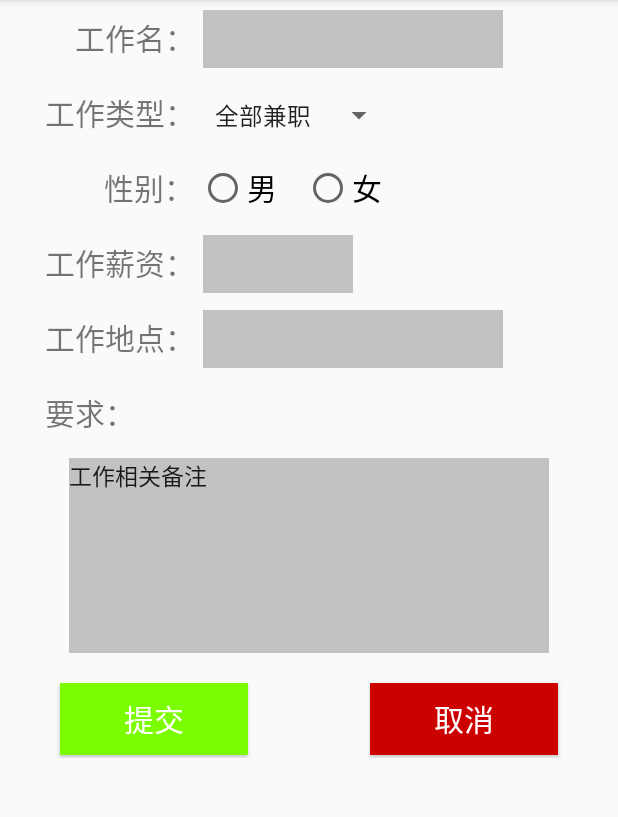
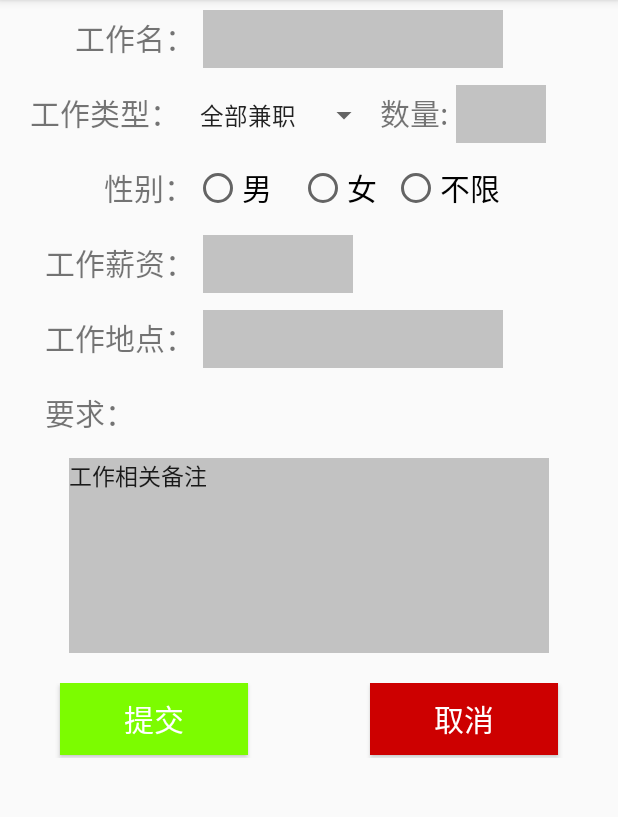
Before and after one commit to os-zzw/PartTime_Conmpany, an Android app: the ReleaseActivity screen opened directly, with no data from a screen before it, on a phone screen of 412 x 824 dp, the part 84-901 px from its top. Run offline under Robolectric (Android 15) with nearby library versions, the phone set to English and light mode, and no system bars; libraries missing offline, so code that uses them is left out: com.orhanobut.logger, retrofit2.adapter.rxjava, rx.android.schedulers, rx.schedulers; 2 statements that could not run were skipped.

Commit message:
发布兼职后台传输

```diff
--- a/app/src/main/java/com/zzw/john/parttime_conmpany/model/me/ReleaseActivity.java
+++ b/app/src/main/java/com/zzw/john/parttime_conmpany/model/me/ReleaseActivity.java
@@ -1,5 +1,6 @@
 package com.zzw.john.parttime_conmpany.model.me;
 
+import android.content.Intent;
 import android.os.Bundle;
 import android.support.v7.app.AppCompatActivity;
 import android.view.View;
@@ -12,9 +13,18 @@ import android.widget.RadioGroup;
 import android.widget.Spinner;
 import android.widget.Toast;
 
+import com.orhanobut.logger.Logger;
 import com.zzw.john.parttime_conmpany.R;
+import com.zzw.john.parttime_conmpany.base.MyApplication;
+import com.zzw.john.parttime_conmpany.bean.JobBean;
 import com.zzw.john.parttime_conmpany.componments.ApiClient;
 import com.zzw.john.parttime_conmpany.service.Api;
+import com.zzw.john.parttime_conmpany.utils.UIUtils;
+
+import rx.Observable;
+import rx.Subscriber;
+import rx.android.schedulers.AndroidSchedulers;
+import rx.schedulers.Schedulers;
 
 
 public class ReleaseActivity extends AppCompatActivity {
@@ -24,6 +34,7 @@ public class ReleaseActivity extends AppCompatActivity {
     private EditText Salary ;
     private EditText Place ;
     private EditText Remarks ;
+    private EditText Num;
     private Button msg_btn;
     private Button msg_btn2;
 
@@ -33,6 +44,7 @@ public class ReleaseActivity extends AppCompatActivity {
     private String salary;
     private String result;
     private String sex;
+    private int num;
     @Override
     protected void onCreate(Bundle savedInstanceState) {
         super.onCreate(savedInstanceState);
@@ -83,13 +95,11 @@ public class ReleaseActivity extends AppCompatActivity {
         });
 
         Jobname=(EditText)findViewById(R.id.editText);
-        jobname=Jobname.getText().toString();
         Salary=(EditText)findViewById(R.id.editText2);
-        salary=Salary.getText().toString();
         Place=(EditText)findViewById(R.id.editText3);
-        place=Place.getText().toString();
         Remarks=(EditText)findViewById(R.id.editText4);
-        remarks=Remarks.getText().toString();
+        Num=(EditText)findViewById(R.id.editText5);
+
 
         msg_btn =(Button)findViewById(R.id.button);
         msg_btn.setOnClickListener(submit);
@@ -99,13 +109,38 @@ public class ReleaseActivity extends AppCompatActivity {
 
     private Button.OnClickListener submit=new View.OnClickListener(){
         public void onClick(View view){
+            jobname=Jobname.getText().toString();
+            salary=Salary.getText().toString();
+            place=Place.getText().toString();
+            remarks=Remarks.getText().toString();
+            num =Integer.valueOf(Num.getText().toString()).intValue();
+            Observable<JobBean> ADD = api.add(Integer.toString(MyApplication.employerBean.getId()),result,jobname,sex,salary,place,remarks,num);
+            ADD.subscribeOn(Schedulers.io())
+                    .observeOn(AndroidSchedulers.mainThread())
+                    .subscribe(new Subscriber<JobBean>() {
+                        @Override
+                        public void onCompleted() {
+
+                        }
+                        @Override
+                        public void onError(Throwable e) {
+                            Logger.d(e);
+                            Toast.makeText(ReleaseActivity.this, "出现错误,请重试!", Toast.LENGTH_SHORT).show();
+                        }
+                        @Override
+                        public void onNext(JobBean jobBean){
+                            ReleaseActivity.this.finish();
+                        }
+                        }
+
+                    );
 
         }
     };
 
     private Button.OnClickListener fetch=new View.OnClickListener(){
         public void onClick(View view){
-
+            ReleaseActivity.this.finish();
         }
     };
 }
--- a/app/src/main/java/com/zzw/john/parttime_conmpany/service/Api.java
+++ b/app/src/main/java/com/zzw/john/parttime_conmpany/service/Api.java
@@ -35,7 +35,18 @@ public interface Api {
     );
 
     //发布兼职
+    @POST("job/add")
+    Observable<JobBean> add(
+            @Query("employerID") String employerID,
+            @Query("type") String type,
+            @Query("name") String name,
+            @Query("sex") String sex,
+            @Query("salary") String salary,
+            @Query("address") String address,
+            @Query("remark") String remark,
+            @Query("num") int num
 
+    );
     //获得我发布的所有兼职
     @POST("job/queryAllMyJob/{employerID}")
     Observable<JobBean> queryAllMyJob(
@@ -47,4 +58,5 @@ public interface Api {
     Observable<JobBean> queryStatusRecordByEmployerID(
             @Query("employerID") Integer employerID
     );
+
 }
--- a/app/src/main/res/layout/activity_me_release.xml
+++ b/app/src/main/res/layout/activity_me_release.xml
@@ -39,10 +39,12 @@
             android:layout_width="wrap_content"
             android:layout_height="match_parent"
             android:textSize="20dp"
-            android:layout_marginLeft="30dp"
+            android:layout_marginLeft="20dp"
             android:gravity="center"
             android:id="@+id/textView2"
             />
+
+
 
         <Spinner
             android:layout_width="128dp"
@@ -53,6 +55,24 @@
             android:layout_marginLeft="5dp"
 
             />
+
+
+
+        <TextView
+            android:text="数量:"
+            android:layout_width="wrap_content"
+            android:layout_height="match_parent"
+            android:id="@+id/textView6"
+            android:gravity="center"
+            android:textSize="20dp"/>
+        <EditText
+            android:layout_width="60dp"
+            android:layout_height="40dp"
+            android:layout_marginLeft="5dp"
+            android:background="#C2C2C2"
+            android:id="@+id/editText5"
+            android:inputType="number"
+             />
     </LinearLayout>
     <LinearLayout
         android:layout_width="match_parent"
@@ -69,10 +89,9 @@
             android:id="@+id/textViewsex"
             />
         <RadioGroup
-            android:layout_width="150dp"
+            android:layout_width="250dp"
             android:layout_height="match_parent"
             android:orientation="horizontal"
-            android:gravity="center"
             android:id="@+id/radioGroup"
             >
 
@@ -83,7 +102,7 @@
                 android:layout_height="match_parent"
                 android:textSize="20dp"
                 android:id="@+id/radioButton4"
-
+                android:gravity="center"
                 android:layout_marginRight="18dp"
 
                 />
@@ -91,15 +110,27 @@
             <RadioButton
                 android:text="女"
                 android:textSize="20dp"
-                android:layout_width="73dp"
+                android:layout_width="52dp"
                 android:layout_height="match_parent"
                 android:id="@+id/radioButton6"
+                />
+            <RadioButton
+                android:text="不限"
+                android:layout_width="90dp"
+                android:layout_height="match_parent"
+                android:textSize="20dp"
+                android:layout_marginLeft="10dp"
+                android:layout_gravity="center"
+                android:id="@+id/radioButton2"
+
+
 
                 />
 
         </RadioGroup>
 
     </LinearLayout>
+
     <LinearLayout
         android:layout_width="match_parent"
         android:layout_height="40dp"
@@ -125,6 +156,7 @@
             android:id="@+id/editText2"
             />
     </LinearLayout>
+
     <LinearLayout
         android:layout_width="match_parent"
         android:layout_height="40dp"
```
